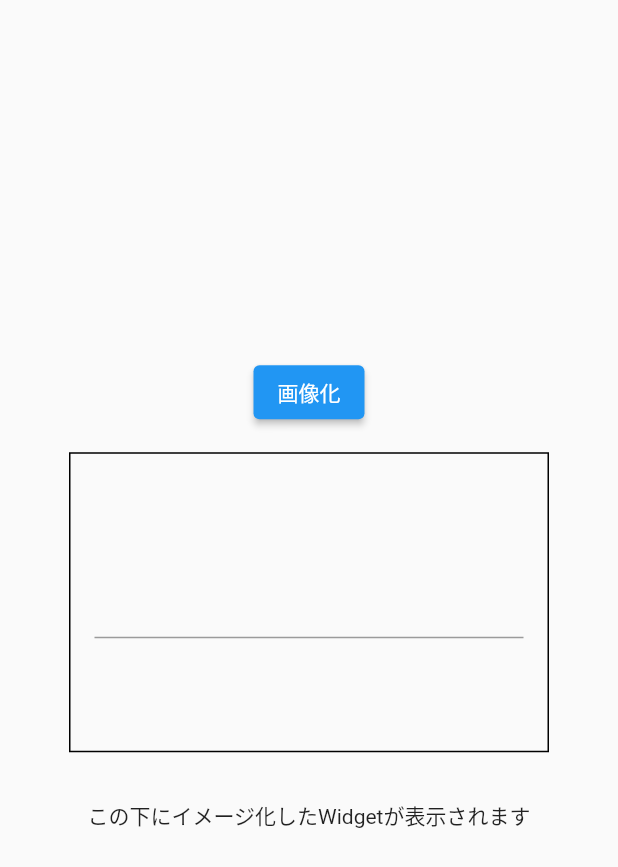
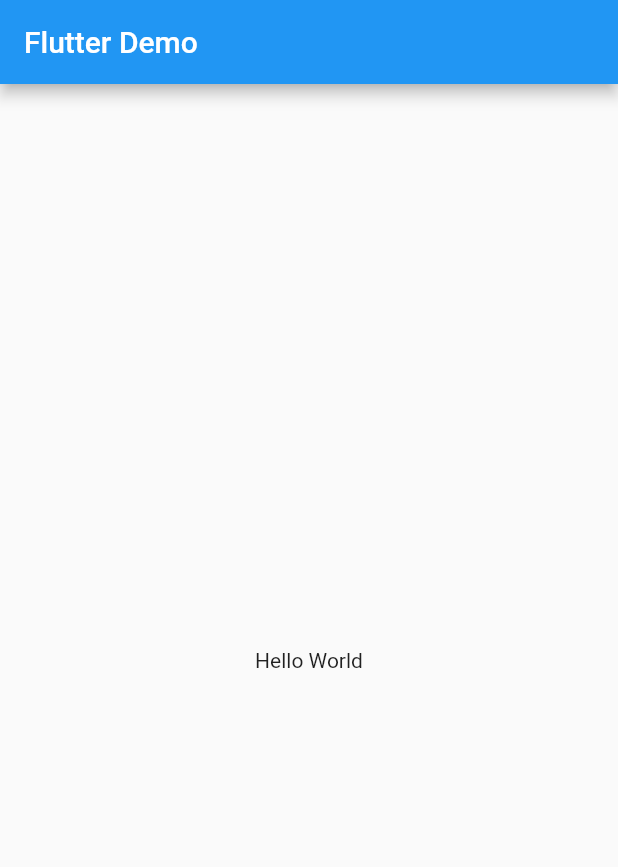
Before and after one commit to otaku1123/flutter-make-simple-icon, a Flutter app: the screen it shows after launch, on a phone screen of 412 x 824 dp. Shown: the top 867 px of the screen. Run offline on Flutter 3.47's test engine with Material 2 defaults, Android fonts, the light colour scheme and no system bars; our stand-ins replace flutter_riverpod.

Commit message:
MainPageを切り出し

```diff
--- a/lib/main.dart
+++ b/lib/main.dart
@@ -3,9 +3,11 @@
 
 import 'package:flutter/material.dart';
 import 'package:flutter/rendering.dart';
+import 'package:flutter_riverpod/flutter_riverpod.dart';
+import 'package:make_simple_image_app/view/pages/main_page.dart';
 
 void main() {
-  runApp(const MyApp());
+  runApp(const ProviderScope(child: MyApp()));
 }
 
 class MyApp extends StatelessWidget {
@@ -14,75 +16,80 @@
   @override
   Widget build(BuildContext context) {
     return const MaterialApp(
-      home: DemoPage(),
+      home: MainPage(),
     );
   }
 }
-
-class DemoPage extends StatefulWidget {
-  const DemoPage({Key? key}) : super(key: key);
-
-  @override
-  State<DemoPage> createState() => _DemoPageState();
-}
-
-class _DemoPageState extends State<DemoPage> {
-  Uint8List? bytes;
-  final globalKey = GlobalKey();
-
-  Future<void> widgetToImage() async {
-    final boundary = globalKey.currentContext?.findRenderObject() as RenderRepaintBoundary?;
-    if (boundary == null) {
-      return;
-    }
-    final image = await boundary.toImage();
-    final byteData = await image.toByteData(format: ImageByteFormat.png);
-    bytes = byteData?.buffer.asUint8List();
-  }
-
-  @override
-  Widget build(BuildContext context) {
-    return Scaffold(
-      body: SafeArea(
-        child: Center(
-          child: SingleChildScrollView(
-            child: Column(
-              children: [
-                ElevatedButton(
-                  child: const Text('画像化'),
-                  onPressed: () async {
-                    await widgetToImage();
-                    setState(() {});
-                  },
-                ),
-                const SizedBox(height: 16),
-
-                // この widget を画像化したい
-                RepaintBoundary(
-                  key: globalKey,
-                  child: Container(
-                    decoration: BoxDecoration(
-                      border: Border.all(),
-                    ),
-                    width: 320,
-                    height: 200,
-                    alignment: Alignment.center,
-                    child: Padding(
-                      padding: const EdgeInsets.all(16),
-                      child: TextFormField(),
-                    ),
-                  ),
-                ),
-                const SizedBox(height: 32),
-                const Text('この下にイメージ化したWidgetが表示されます'),
-                const SizedBox(height: 32),
-                // もし画像化されればここに表示される
-                if (bytes != null) Image.memory(bytes!.buffer.asUint8List())
-              ],
-            ),
-          ),
-        ),
-      ),
-    );
-  }
-}
+//
+// class DemoPage extends StatefulWidget {
+//   const DemoPage({Key? key}) : super(key: key);
+//
+//   @override
+//   State<DemoPage> createState() => _DemoPageState();
+// }
+//
+// class _DemoPageState extends State<DemoPage> {
+//   Uint8List? bytes;
+//   final globalKey = GlobalKey();
+//
+//   Future<void> widgetToImage() async {
+//     final boundary =
+//         globalKey.currentContext?.findRenderObject() as RenderRepaintBoundary?;
+//     if (boundary == null) {
+//       return;
+//     }
+//     final image = await boundary.toImage();
+//     final byteData = await image.toByteData(format: ImageByteFormat.png);
+//     bytes = byteData?.buffer.asUint8List();
+//   }
+//
+//   @override
+//   Widget build(BuildContext context) {
+//     return Scaffold(
+//       body: SafeArea(
+//         child: Center(
+//           child: SingleChildScrollView(
+//             child: Column(
+//               children: [
+//                 ElevatedButton(
+//                   child: const Text('画像化'),
+//                   onPressed: () async {
+//                     await widgetToImage();
+//                     setState(() {});
+//                   },
+//                 ),
+//                 const SizedBox(height: 16),
+//
+//                 // この widget を画像化したい
+//                 RepaintBoundary(
+//                   key: globalKey,
+//                   child: Container(
+//                     decoration: BoxDecoration(
+//                       border: Border.all(),
+//                     ),
+//                     width: 320,
+//                     height: 200,
+//                     alignment: Alignment.center,
+//                     child: Padding(
+//                       padding: const EdgeInsets.all(16),
+//                       child: TextFormField(),
+//                     ),
+//                   ),
+//                 ),
+//                 const SizedBox(height: 32),
+//                 const Text('この下にイメージ化したWidgetが表示されます'),
+//                 const SizedBox(height: 32),
+//                 // もし画像化されればここに表示される
+//                 if (bytes != null) Image.memory(bytes!.buffer.asUint8List()),
+//                 ElevatedButton(
+//                   onPressed: () {},
+//                   child: Text('download'),
+//                 ),
+//               ],
+//             ),
+//           ),
+//         ),
+//       ),
+//     );
+//   }
+// }
--- /dev/null
+++ b/lib/view/pages/main_page.dart
@@ -0,0 +1,18 @@
+import 'package:flutter/material.dart';
+import 'package:flutter_riverpod/flutter_riverpod.dart';
+
+class MainPage extends ConsumerWidget {
+  const MainPage({super.key});
+
+  @override
+  Widget build(BuildContext context, WidgetRef ref) {
+    return Scaffold(
+      appBar: AppBar(
+        title: const Text('Flutter Demo'),
+      ),
+      body: const Center(
+        child: Text('Hello World'),
+      ),
+    );
+  }
+}
```
